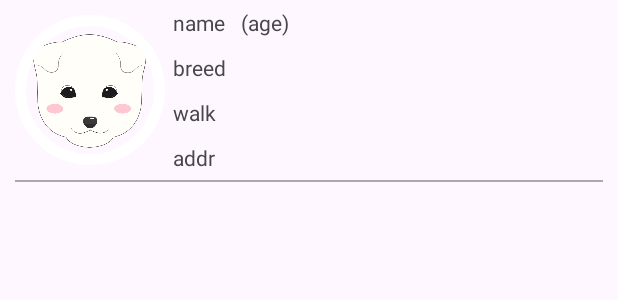
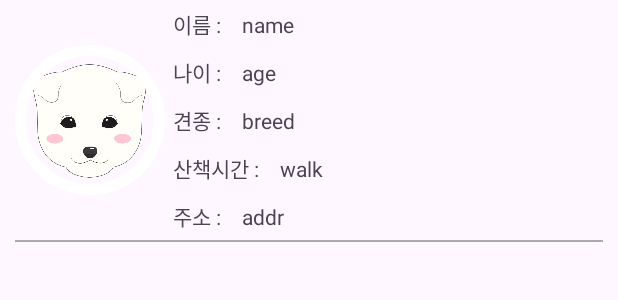
Before and after one commit to PARKMINGWAN/dogwalker, an Android app: the layout ownerlist_profile.xml on its own in the app's theme, with its tools: preview values and no code run, on a phone screen of 412 x 824 dp. Shown: the top 300 px of the screen. Run offline under Robolectric (Android 15) with nearby library versions, the light colour scheme and no system bars.

Commit message:
최민희 2023-08-30 11:53 리스트 수정

```diff
--- a/app/src/main/java/com/example/dogwalker/ApplicationListAdapter.java
+++ b/app/src/main/java/com/example/dogwalker/ApplicationListAdapter.java
@@ -89,7 +89,7 @@ public class ApplicationListAdapter extends RecyclerView.Adapter<ApplicationList
 
     class MyViewHolder extends RecyclerView.ViewHolder {
         TextView walkerName, walkerTel, walkerAddr, walkerNurture, walkerCareer;
-        ImageView imgWalker;
+        ImageView imgProfile;
 
         public MyViewHolder(@NonNull View itemView) {
             super(itemView);
@@ -99,7 +99,7 @@ public class ApplicationListAdapter extends RecyclerView.Adapter<ApplicationList
             walkerAddr = itemView.findViewById(R.id.walkerAddr);
             walkerNurture = itemView.findViewById(R.id.walkerNurture);
             walkerCareer = itemView.findViewById(R.id.walkerCareer);
-            imgWalker = itemView.findViewById(R.id.imgWalker);
+            imgProfile = itemView.findViewById(R.id.imgProfile);
 
             itemView.setOnClickListener(new View.OnClickListener() {
                 @Override
--- a/app/src/main/java/com/example/dogwalker/ApplicationWalkerListAdapter.java
+++ b/app/src/main/java/com/example/dogwalker/ApplicationWalkerListAdapter.java
@@ -80,7 +80,7 @@ public class ApplicationWalkerListAdapter extends RecyclerView.Adapter<Applicati
 
     class MyViewHolder extends RecyclerView.ViewHolder {
         TextView walkerName, walkerTel, walkerAddr, walkerNurture, walkerCareer;
-        ImageView imgWalker;
+        ImageView imgProfile;
 
         public MyViewHolder(@NonNull View itemView) {
             super(itemView);
@@ -90,7 +90,7 @@ public class ApplicationWalkerListAdapter extends RecyclerView.Adapter<Applicati
             walkerAddr = itemView.findViewById(R.id.walkerAddr);
             walkerNurture = itemView.findViewById(R.id.walkerNurture);
             walkerCareer = itemView.findViewById(R.id.walkerCareer);
-            imgWalker = itemView.findViewById(R.id.imgWalker);
+            imgProfile = itemView.findViewById(R.id.imgProfile);
 
             itemView.setOnClickListener(new View.OnClickListener() {
                 @Override
--- a/app/src/main/java/com/example/dogwalker/WalkerListAdapter.java
+++ b/app/src/main/java/com/example/dogwalker/WalkerListAdapter.java
@@ -98,7 +98,7 @@ public class WalkerListAdapter extends RecyclerView.Adapter<WalkerListAdapter.My
             holder.walkerAddr.setText(walker.getWalkerAddr());
             holder.walkerNurture.setText(walker.getWalkerNurture());
             holder.walkerCareer.setText(walker.getWalkerCareer());
-            firebaseManager.fireBaseWalkerListImgLoad(holder.imgWalker,context,walker.getWalkerUUID());
+            firebaseManager.fireBaseWalkerListImgLoad(holder.imgProfile,context,walker.getWalkerUUID());
 
 
 
@@ -130,7 +130,7 @@ public class WalkerListAdapter extends RecyclerView.Adapter<WalkerListAdapter.My
 
     class MyViewHolder extends RecyclerView.ViewHolder {
         TextView walkerName, walkerTel, walkerAddr, walkerNurture, walkerCareer;
-        ImageView imgWalker;
+        ImageView imgProfile;
 
         public MyViewHolder(@NonNull View itemView) {
             super(itemView);
@@ -141,7 +141,7 @@ public class WalkerListAdapter extends RecyclerView.Adapter<WalkerListAdapter.My
             walkerAddr = itemView.findViewById(R.id.walkerAddr);
             walkerNurture = itemView.findViewById(R.id.walkerNurture);
             walkerCareer = itemView.findViewById(R.id.walkerCareer);
-            imgWalker = itemView.findViewById(R.id.imgWalker);
+            imgProfile = itemView.findViewById(R.id.imgProfile);
 
             itemView.setOnClickListener(new View.OnClickListener() {
                 @Override
--- a/app/src/main/res/layout/ownerlist_profile.xml
+++ b/app/src/main/res/layout/ownerlist_profile.xml
@@ -27,23 +27,22 @@
             android:src="@drawable/dog"
             />
 
-        <!--<ImageView
-            android:id="@+id/imgOwner"
-            android:layout_width="150dp"
-            android:layout_height="100dp"
-            android:src="@drawable/dog"
-            android:layout_gravity="center"/>-->
-
         <LinearLayout
             android:layout_width="match_parent"
             android:layout_height="wrap_content"
-            android:orientation="vertical"
-            android:layout_gravity="center">
+            android:orientation="vertical">
 
             <LinearLayout
                 android:layout_width="wrap_content"
                 android:layout_height="wrap_content"
                 android:orientation="horizontal">
+
+                <TextView
+                    android:id="@+id/ownername"
+                    android:layout_width="wrap_content"
+                    android:layout_height="wrap_content"
+                    android:layout_margin="5dp"
+                    android:text="이름 : "/>
 
                 <TextView
                     android:id="@+id/dogName"
@@ -52,15 +51,42 @@
                     android:layout_margin="5dp"
                     android:text="name"/>
 
+            </LinearLayout>
+
+            <LinearLayout
+                android:layout_width="wrap_content"
+                android:layout_height="wrap_content"
+                android:orientation="horizontal">
+
+                <TextView
+                    android:id="@+id/ownerage"
+                    android:layout_width="wrap_content"
+                    android:layout_height="wrap_content"
+                    android:layout_margin="5dp"
+                    android:text="나이 : "/>
+
                 <TextView
                     android:id="@+id/dogAge"
                     android:layout_width="match_parent"
                     android:layout_height="wrap_content"
                     android:layout_margin="5dp"
-                    android:text="(age)" />
+                    android:text="age" />
 
 
             </LinearLayout>
+
+
+            <LinearLayout
+                android:layout_width="wrap_content"
+                android:layout_height="wrap_content"
+                android:orientation="horizontal">
+
+                <TextView
+                    android:id="@+id/ownerbreed"
+                    android:layout_width="wrap_content"
+                    android:layout_height="wrap_content"
+                    android:layout_margin="5dp"
+                    android:text="견종 : "/>
 
                 <TextView
                     android:id="@+id/dogBreed"
@@ -69,12 +95,44 @@
                     android:layout_margin="5dp"
                     android:text="breed" />
 
+
+            </LinearLayout>
+
+
+            <LinearLayout
+                android:layout_width="wrap_content"
+                android:layout_height="wrap_content"
+                android:orientation="horizontal">
+
+                <TextView
+                    android:id="@+id/ownerwalk"
+                    android:layout_width="wrap_content"
+                    android:layout_height="wrap_content"
+                    android:layout_margin="5dp"
+                    android:text="산책시간 : "/>
+
                 <TextView
                     android:id="@+id/dogWalk"
                     android:layout_width="match_parent"
                     android:layout_height="wrap_content"
                     android:layout_margin="5dp"
                     android:text="walk" />
+
+
+            </LinearLayout>
+
+
+            <LinearLayout
+                android:layout_width="wrap_content"
+                android:layout_height="wrap_content"
+                android:orientation="horizontal">
+
+                <TextView
+                    android:id="@+id/owneraddr"
+                    android:layout_width="wrap_content"
+                    android:layout_height="wrap_content"
+                    android:layout_margin="5dp"
+                    android:text="주소 : "/>
 
                 <TextView
                     android:id="@+id/addr"
@@ -88,6 +146,8 @@
 
         </LinearLayout>
 
+    </LinearLayout>
+
     <View
         android:layout_width="match_parent"
         android:layout_height="1dp"
```
Also changed, not shown: app/src/main/res/layout/walkerlist_profile.xml (+13 -5 lines). Lines whose indentation alone changed are shown as unchanged.
